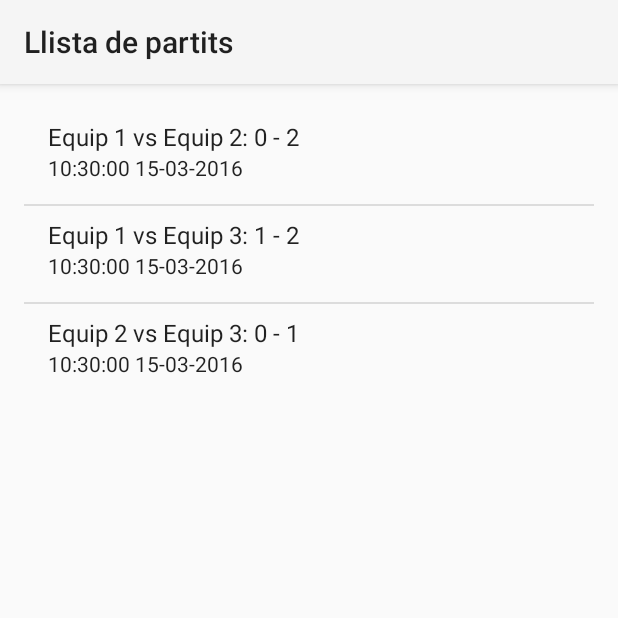
After one commit to xerpi/IDI-Campionatdelliga, an Android app: the MostraPartits screen opened directly, with no data from a screen before it, on a phone screen of 412 x 824 dp, the top half of it. The commit adds this screen. Run offline under Robolectric (Android 15) with nearby library versions, the phone set to English and light mode, and no system bars.

Commit message:
Add MostraPartits activity

```diff
--- a/app/src/main/AndroidManifest.xml
+++ b/app/src/main/AndroidManifest.xml
@@ -2,7 +2,7 @@
 <manifest package="edu.upc.fib.idi.sergigranell.campionatdelliga"
           xmlns:android="http://schemas.android.com/apk/res/android">
 
-    <uses-permission android:name="android.permission.READ_EXTERNAL_STORAGE" />
+    <uses-permission android:name="android.permission.READ_EXTERNAL_STORAGE"/>
 
     <application
         android:allowBackup="true"
@@ -30,6 +30,10 @@
             android:name=".MostraEquip"
             android:label="@string/title_activity_mostra_equip">
         </activity>
+        <activity
+            android:name=".MostraPartits"
+            android:label="@string/title_activity_mostra_partits">
+        </activity>
     </application>
 
 </manifest>
--- a/app/src/main/java/edu/upc/fib/idi/sergigranell/campionatdelliga/DBManager.java
+++ b/app/src/main/java/edu/upc/fib/idi/sergigranell/campionatdelliga/DBManager.java
@@ -12,6 +12,7 @@ import org.json.JSONException;
 import org.json.JSONObject;
 
 import java.util.ArrayList;
+import java.util.Date;
 import java.util.List;
 
 /**
@@ -36,11 +37,20 @@ public class DBManager extends SQLiteOpenHelper {
 		public static final String COLUMN_NAME_ESCUTFILE = "escutfile";
 	}
 
+	public static abstract class PartitsEntry {
+		public static final String TABLE_NAME = "partits";
+		public static final String COLUMN_NAME_EQUIP_LOCAL = "equip_local";
+		public static final String COLUMN_NAME_EQUIP_VISITANT = "equip_visitant";
+		public static final String COLUMN_NAME_DATA = "data";
+		public static final String COLUMN_NAME_GOLS_LOCAL = "gols_local";
+		public static final String COLUMN_NAME_GOLS_VISITANT = "gols_visitant";
+	}
+
 	private static final String SQL_CREATE_JUGADORS_ENTRIES =
 		"CREATE TABLE " + JugadorsEntry.TABLE_NAME + " (" +
 			JugadorsEntry.COLUMN_NAME_NOM + " TEXT PRIMARY KEY," +
 			JugadorsEntry.COLUMN_NAME_TIPUS + " TEXT" +
-			" )";
+		" )";
 
 	private static final String SQL_CREATE_EQUIPS_ENTRIES =
 		"CREATE TABLE " + EquipsEntry.TABLE_NAME + " (" +
@@ -48,13 +58,30 @@ public class DBManager extends SQLiteOpenHelper {
 			EquipsEntry.COLUMN_NAME_CIUTAT + " TEXT," +
 			EquipsEntry.COLUMN_NAME_ESCUTFILE + " TEXT," +
 			EquipsEntry.COLUMN_NAME_JUGADORS + " TEXT" +
-			" )";
+		" )";
+
+	private static final String SQL_CREATE_PARTITS_ENTRIES =
+		"CREATE TABLE " + PartitsEntry.TABLE_NAME + " (" +
+			PartitsEntry.COLUMN_NAME_EQUIP_LOCAL + " TEXT," +
+			PartitsEntry.COLUMN_NAME_EQUIP_VISITANT + " TEXT," +
+			PartitsEntry.COLUMN_NAME_DATA + " TEXT," +
+			PartitsEntry.COLUMN_NAME_GOLS_LOCAL + " INTEGER," +
+			PartitsEntry.COLUMN_NAME_GOLS_VISITANT + " INTEGER," +
+			"PRIMARY KEY (" +
+				PartitsEntry.COLUMN_NAME_EQUIP_LOCAL + "," +
+				PartitsEntry.COLUMN_NAME_EQUIP_VISITANT + "," +
+				PartitsEntry.COLUMN_NAME_DATA +
+			" )" +
+		" )";
 
 	private static final String SQL_DELETE_JUGADORS_ENTRIES =
 		"DROP TABLE IF EXISTS " + JugadorsEntry.TABLE_NAME;
 
 	private static final String SQL_DELETE_EQUIPS_ENTRIES =
 		"DROP TABLE IF EXISTS " + EquipsEntry.TABLE_NAME;
+
+	private static final String SQL_DELETE_PARTITS_ENTRIES =
+		"DROP TABLE IF EXISTS " + PartitsEntry.TABLE_NAME;
 
 	public DBManager(Context context)
 	{
@@ -66,6 +93,7 @@ public class DBManager extends SQLiteOpenHelper {
 	{
 		db.execSQL(SQL_CREATE_JUGADORS_ENTRIES);
 		db.execSQL(SQL_CREATE_EQUIPS_ENTRIES);
+		db.execSQL(SQL_CREATE_PARTITS_ENTRIES);
 	}
 
 	@Override
@@ -73,6 +101,7 @@ public class DBManager extends SQLiteOpenHelper {
 	{
 		db.execSQL(SQL_DELETE_JUGADORS_ENTRIES);
 		db.execSQL(SQL_DELETE_EQUIPS_ENTRIES);
+		db.execSQL(SQL_DELETE_PARTITS_ENTRIES);
 		onCreate(db);
 	}
 
@@ -87,6 +116,7 @@ public class DBManager extends SQLiteOpenHelper {
 		SQLiteDatabase db = this.getWritableDatabase();
 		db.execSQL(SQL_DELETE_JUGADORS_ENTRIES);
 		db.execSQL(SQL_DELETE_EQUIPS_ENTRIES);
+		db.execSQL(SQL_DELETE_PARTITS_ENTRIES);
 	}
 
 	public void insertJugador(Jugador jugador)
@@ -395,4 +425,163 @@ public class DBManager extends SQLiteOpenHelper {
 
 		return cursor.getCount() > 0;
 	}
+
+	public void insertPartit(Partit partit)
+	{
+		SQLiteDatabase db = this.getWritableDatabase();
+		ContentValues contentValues = new ContentValues();
+		contentValues.put(PartitsEntry.COLUMN_NAME_EQUIP_LOCAL,
+			partit.getLocal().getNom());
+		contentValues.put(PartitsEntry.COLUMN_NAME_EQUIP_VISITANT,
+			partit.getVisitant().getNom());
+		contentValues.put(PartitsEntry.COLUMN_NAME_DATA,
+			Utils.dateToString(partit.getData()));
+		contentValues.put(PartitsEntry.COLUMN_NAME_GOLS_LOCAL,
+			partit.getGolsLocal());
+		contentValues.put(PartitsEntry.COLUMN_NAME_GOLS_VISITANT,
+			partit.getGolsVisitant());
+		db.insert(PartitsEntry.TABLE_NAME, null, contentValues);
+	}
+
+	private Partit getPartitFromCursor(Cursor cursor)
+	{
+		String nomEquipLocal = cursor.getString(
+			cursor.getColumnIndexOrThrow(PartitsEntry.COLUMN_NAME_EQUIP_LOCAL)
+		);
+		String nomEquipVisitant = cursor.getString(
+			cursor.getColumnIndexOrThrow(PartitsEntry.COLUMN_NAME_EQUIP_VISITANT)
+		);
+		String dataString = cursor.getString(
+			cursor.getColumnIndexOrThrow(PartitsEntry.COLUMN_NAME_DATA)
+		);
+		int golsLocal = cursor.getInt(
+			cursor.getColumnIndexOrThrow(PartitsEntry.COLUMN_NAME_GOLS_LOCAL)
+		);
+		int golsVisitant = cursor.getInt(
+			cursor.getColumnIndexOrThrow(PartitsEntry.COLUMN_NAME_GOLS_VISITANT)
+		);
+
+		Equip local = this.queryEquip(nomEquipLocal);
+		Equip visitant = this.queryEquip(nomEquipVisitant);
+		Date data = Utils.stringToDate(dataString);
+
+		Partit partit = new Partit(local, visitant, data, golsLocal, golsVisitant);
+
+		return partit;
+	}
+
+		/*
+		public static final String TABLE_NAME = "partits";
+		public static final String COLUMN_NAME_EQUIP_LOCAL = "equip_local";
+		public static final String COLUMN_NAME_EQUIP_VISITANT = "equip_visitant";
+		public static final String COLUMN_NAME_DATA = "data";
+		public static final String COLUMN_NAME_GOLS_LOCAL = "gols_local";
+		public static final String COLUMN_NAME_GOLS_VISITANT = "gols_visitant";
+	 */
+
+	public Partit queryPartit(String equipLocal, String equipVisitant, String data)
+	{
+		SQLiteDatabase db = this.getReadableDatabase();
+
+		String[] projection = {
+			PartitsEntry.COLUMN_NAME_EQUIP_LOCAL,
+			PartitsEntry.COLUMN_NAME_EQUIP_VISITANT,
+			PartitsEntry.COLUMN_NAME_DATA,
+			PartitsEntry.COLUMN_NAME_GOLS_LOCAL,
+			PartitsEntry.COLUMN_NAME_GOLS_VISITANT
+		};
+
+		String selection = PartitsEntry.COLUMN_NAME_EQUIP_LOCAL + "," +
+			PartitsEntry.COLUMN_NAME_EQUIP_VISITANT + "," +
+			PartitsEntry.COLUMN_NAME_DATA +
+			"=(?, ?, ?)";
+		String[] selectionArgs = {
+			equipLocal, equipVisitant, data
+		};
+
+		Cursor cursor = db.query(
+			PartitsEntry.TABLE_NAME,   // The table to query
+			projection,                // The columns to return
+			selection,                 // The columns for the WHERE clause
+			selectionArgs,             // The values for the WHERE clause
+			null,                      // don't group the rows
+			null,                      // don't filter by row groups
+			null                       // The sort order
+		);
+
+		if (cursor == null)
+			return null;
+
+		cursor.moveToFirst();
+
+		return getPartitFromCursor(cursor);
+	}
+
+	public List<Partit> queryAllPartits()
+	{
+		SQLiteDatabase db = this.getReadableDatabase();
+
+		Cursor cursor = db.query(PartitsEntry.TABLE_NAME,
+			null, null, null, null, null, null);
+
+		if (cursor == null)
+			return null;
+
+		List<Partit> llistaPartits = new ArrayList<Partit>();
+
+		while (cursor.moveToNext()) {
+			llistaPartits.add(getPartitFromCursor(cursor));
+		}
+
+		return llistaPartits;
+	}
+
+	public void updatePartit(Partit partit)
+	{
+		/*SQLiteDatabase db = this.getReadableDatabase();
+
+		ContentValues values = new ContentValues();
+		values.put(PartitsEntry.COLUMN_NAME_TIPUS, partit.getTipus().toString());
+
+		String selection = PartitsEntry.COLUMN_NAME_NOM + " LIKE ?";
+		String[] selectionArgs = {
+			partit.getNom()
+		};
+
+		int count = db.update(
+			PartitsEntry.TABLE_NAME,
+			values,
+			selection,
+			selectionArgs);*/
+	}
+
+	public boolean existsPartit(String nomPartit)
+	{
+		/*SQLiteDatabase db = this.getReadableDatabase();
+
+		String[] projection = {
+			PartitsEntry.COLUMN_NAME_NOM
+		};
+
+		String selection = PartitsEntry.COLUMN_NAME_NOM + "=?";
+		String[] selectionArgs = {
+			nomPartit
+		};
+
+		Cursor cursor = db.query(
+			PartitsEntry.TABLE_NAME,  // The table to query
+			projection,                // The columns to return
+			selection,                 // The columns for the WHERE clause
+			selectionArgs,             // The values for the WHERE clause
+			null,                      // don't group the rows
+			null,                      // don't filter by row groups
+			null                  // The sort order
+		);
+
+		if (cursor == null)
+			return false;
+
+		return cursor.getCount() > 0;*/
+		return false;
+	}
 }
--- a/app/src/main/java/edu/upc/fib/idi/sergigranell/campionatdelliga/MostraJugadorsEquip.java
+++ b/app/src/main/java/edu/upc/fib/idi/sergigranell/campionatdelliga/MostraJugadorsEquip.java
@@ -19,7 +19,6 @@ public class MostraJugadorsEquip extends Activity {
 	private ListView jugadorsEquipListView;
 	private ArrayAdapter<Jugador> arrayAdapter;
 
-	private String nomEquip;
 	private List<Jugador> jugadors;
 
 	@Override
@@ -32,13 +31,12 @@ public class MostraJugadorsEquip extends Activity {
 		DBManager db = new DBManager(this);
 
 		Bundle extras = getIntent().getExtras();
+		String nomEquip = null;
 		if (extras != null) {
 			List<String> nomJugadors = (ArrayList<String>)extras.getStringArrayList("JugadorsEquip");
-
 			for (String nom: nomJugadors) {
 				jugadors.add(db.queryJugador(nom));
 			}
-
 			nomEquip = extras.getString("Equip");
 		}
 
--- /dev/null
+++ b/app/src/main/java/edu/upc/fib/idi/sergigranell/campionatdelliga/MostraPartits.java
@@ -0,0 +1,57 @@
+package edu.upc.fib.idi.sergigranell.campionatdelliga;
+
+import android.os.Bundle;
+import android.app.Activity;
+import android.view.View;
+import android.view.ViewGroup;
+import android.widget.ArrayAdapter;
+import android.widget.ListView;
+import android.widget.TextView;
+
+import java.util.ArrayList;
+import java.util.List;
+
+public class MostraPartits extends Activity {
+
+	private ListView equipsListView;
+	private ArrayAdapter<String> arrayAdapter;
+
+	private List<Partit> partits;
+	private DBManager dbmgr;
+
+	@Override
+	protected void onCreate(Bundle savedInstanceState)
+	{
+		super.onCreate(savedInstanceState);
+		setContentView(R.layout.activity_mostra_partits);
+
+		dbmgr = new DBManager(MostraPartits.this);
+
+		partits = dbmgr.queryAllPartits();
+
+		this.setTitle("Llista de partits");
+
+		arrayAdapter = new ArrayAdapter(this, android.R.layout.simple_list_item_2, android.R.id.text1, partits) {
+			@Override
+			public View getView(int position, View convertView, ViewGroup parent) {
+				View view = super.getView(position, convertView, parent);
+				TextView text1 = (TextView) view.findViewById(android.R.id.text1);
+				TextView text2 = (TextView) view.findViewById(android.R.id.text2);
+
+				Partit partit = partits.get(position);
+				text1.setText(
+					partit.getLocal().getNom() + " vs " +
+					partit.getVisitant().getNom() + ": " +
+					partit.getGolsLocal() + " - " +
+					partit.getGolsVisitant()
+				);
+				text2.setText(Utils.dateToString(partit.getData()));
+				return view;
+			}
+		};
+
+		equipsListView = (ListView)findViewById(R.id.listview_partits);
+		equipsListView.setAdapter(arrayAdapter);
+	}
+
+}
--- a/app/src/main/java/edu/upc/fib/idi/sergigranell/campionatdelliga/Partit.java
+++ b/app/src/main/java/edu/upc/fib/idi/sergigranell/campionatdelliga/Partit.java
@@ -1,4 +1,6 @@
 package edu.upc.fib.idi.sergigranell.campionatdelliga;
+
+import java.util.Date;
 
 /**
  * Created by xerpi on 3/14/16.
@@ -6,14 +8,15 @@ package edu.upc.fib.idi.sergigranell.campionatdelliga;
 public class Partit {
 	private Equip local;
 	private Equip visitant;
-
+	private Date data;
 	private int golsLocal;
 	private int golsVisitant;
 
-	public Partit(Equip local, Equip visitant, int golsLocal, int golsVisitant)
+	public Partit(Equip local, Equip visitant, Date data, int golsLocal, int golsVisitant)
 	{
 		this.local = local;
 		this.visitant = visitant;
+		this.data = data;
 		this.golsLocal = golsLocal;
 		this.golsVisitant = golsVisitant;
 	}
@@ -38,6 +41,17 @@ public class Partit {
 		this.visitant = visitant;
 	}
 
+	public Date getData()
+	{
+		return data;
+	}
+
+	public void setData(Date data)
+	{
+		this.data = data;
+	}
+
+
 	public int getGolsVisitant()
 	{
 		return golsVisitant;
--- a/app/src/main/java/edu/upc/fib/idi/sergigranell/campionatdelliga/Utils.java
+++ b/app/src/main/java/edu/upc/fib/idi/sergigranell/campionatdelliga/Utils.java
@@ -8,6 +8,11 @@ import android.graphics.BitmapFactory;
 import android.net.Uri;
 import android.provider.MediaStore;
 
+import java.text.ParseException;
+import java.text.SimpleDateFormat;
+import java.util.Date;
+import java.util.Locale;
+
 /**
  * Created by xerpi on 3/14/16.
  */
@@ -16,6 +21,8 @@ public final class Utils {
 	public final static int PICK_IMAGE_REQUEST = 1;
 
 	public final static int ESCUT_IMAGE_MAX_SIZE = 256;
+
+	public final static String DATE_FORMAT_STRING = "HH:mm:ss dd-MM-yyyy";
 
 	public static void startImagePickerActivity(Activity context)
 	{
@@ -74,4 +81,23 @@ public final class Utils {
 
 		return Bitmap.createScaledBitmap(original, width, height, true);
 	}
+
+	public static String dateToString(Date date)
+	{
+		SimpleDateFormat dateFormat = new SimpleDateFormat(
+			DATE_FORMAT_STRING, Locale.getDefault());
+		return dateFormat.format(date);
+	}
+
+	public static Date stringToDate(String dateString)
+	{
+		SimpleDateFormat dateFormat = new SimpleDateFormat(
+			DATE_FORMAT_STRING, Locale.getDefault());
+		try {
+			return dateFormat.parse(dateString);
+		} catch (ParseException e) {
+			e.printStackTrace();
+		}
+		return null;
+	}
 }
--- /dev/null
+++ b/app/src/main/res/layout/activity_mostra_partits.xml
@@ -0,0 +1,19 @@
+<?xml version="1.0" encoding="utf-8"?>
+<RelativeLayout
+    xmlns:android="http://schemas.android.com/apk/res/android"
+    xmlns:tools="http://schemas.android.com/tools"
+    android:layout_width="match_parent"
+    android:layout_height="match_parent"
+    android:paddingBottom="@dimen/activity_vertical_margin"
+    android:paddingLeft="@dimen/activity_horizontal_margin"
+    android:paddingRight="@dimen/activity_horizontal_margin"
+    android:paddingTop="@dimen/activity_vertical_margin"
+    tools:context="edu.upc.fib.idi.sergigranell.campionatdelliga.MostraPartits">
+
+    <ListView
+        android:layout_width="wrap_content"
+        android:layout_height="wrap_content"
+        android:id="@+id/listview_partits"
+        android:layout_alignParentTop="true"
+        android:layout_alignParentStart="true"/>
+</RelativeLayout>
--- a/app/src/main/res/values/strings.xml
+++ b/app/src/main/res/values/strings.xml
@@ -6,4 +6,5 @@
     <string name="title_activity_mostra_equips">MostraEquips</string>
     <string name="title_activity_mostra_jugadors_equip">MostraJugadorsEquip</string>
     <string name="title_activity_mostra_equip">MostraEquip</string>
+    <string name="title_activity_mostra_partits">MostraPartits</string>
 </resources>
```
Also changed, not shown: app/src/main/java/edu/upc/fib/idi/sergigranell/campionatdelliga/MainActivity.java (+24 -18 lines), app/src/main/java/edu/upc/fib/idi/sergigranell/campionatdelliga/MostraEquips.java (+6 -6 lines), app/src/main/res/layout/activity_main.xml (+8 -0 lines).
